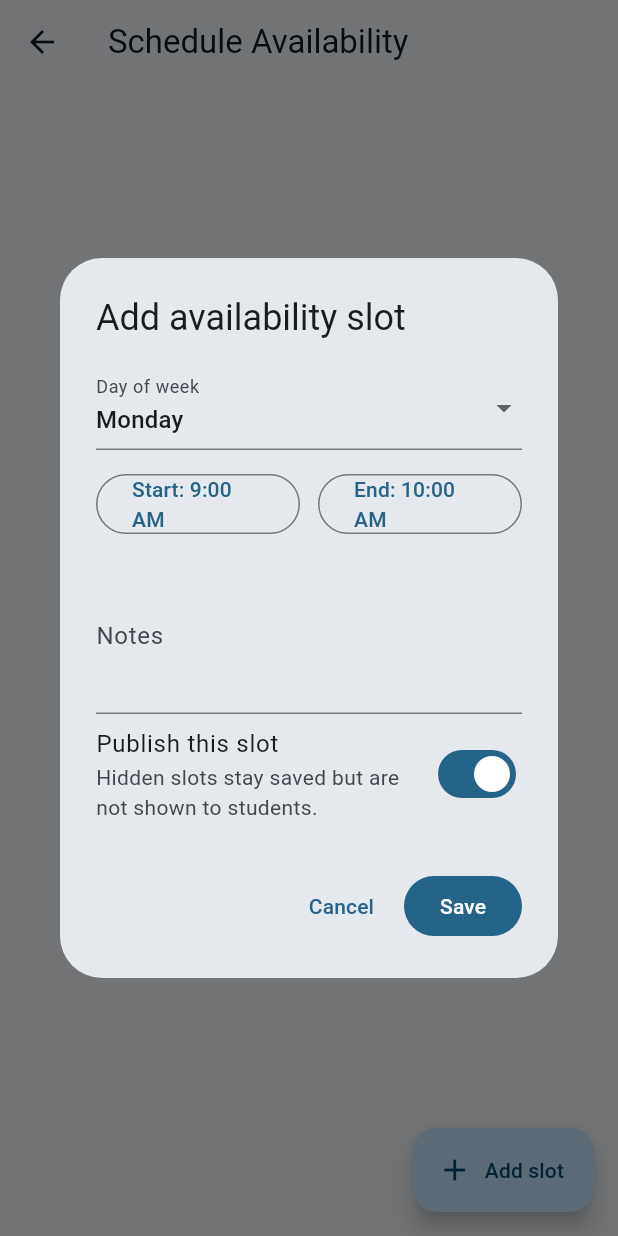
After one commit to chongzuwei/psm, a Flutter app: the ScheduleAvailabilityScreen screen opened directly, after a tap on "Add slot", on a phone screen of 412 x 824 dp. The commit adds this screen. Run offline on Flutter 3.47's test engine with Material 3 defaults, Android fonts, the phone set to English and light mode, and no system bars; our stand-ins replace cloud_firestore, firebase_auth, firebase_core, firebase_storage, image_picker; accounts and stored records are empty.

Commit message:
schedule avaiabilty

```diff
--- /dev/null
+++ b/lib/home/schedule_availability_screen.dart
@@ -0,0 +1,357 @@
+import 'package:cloud_firestore/cloud_firestore.dart';
+import 'package:flutter/material.dart';
+
+class ScheduleAvailabilityScreen extends StatelessWidget {
+  const ScheduleAvailabilityScreen({super.key});
+
+  @override
+  Widget build(BuildContext context) {
+    return Scaffold(
+      appBar: AppBar(
+        title: const Text('Schedule Availability'),
+      ),
+      floatingActionButton: FloatingActionButton.extended(
+        onPressed: () async {
+          await _openEditor(context);
+        },
+        icon: const Icon(Icons.add),
+        label: const Text('Add slot'),
+      ),
+      body: StreamBuilder<QuerySnapshot<Map<String, dynamic>>>(
+        stream: FirebaseFirestore.instance.collection('schedules').orderBy('sortKey').snapshots(),
+        builder: (context, snapshot) {
+          if (snapshot.connectionState == ConnectionState.waiting) {
+            return const Center(child: CircularProgressIndicator());
+          }
+
+          if (snapshot.hasError) {
+            return Center(
+              child: Padding(
+                padding: const EdgeInsets.all(24),
+                child: Text(
+                  'Unable to load schedule availability.',
+                  textAlign: TextAlign.center,
+                  style: Theme.of(context).textTheme.titleMedium,
+                ),
+              ),
+            );
+          }
+
+          final docs = snapshot.data?.docs ?? const [];
+          if (docs.isEmpty) {
+            return const Center(
+              child: Padding(
+                padding: EdgeInsets.all(24),
+                child: Text('No availability slots configured yet.'),
+              ),
+            );
+          }
+
+          return ListView.separated(
+            padding: const EdgeInsets.all(16),
+            itemCount: docs.length,
+            separatorBuilder: (context, index) => const SizedBox(height: 12),
+            itemBuilder: (context, index) {
+              final doc = docs[index];
+              final data = doc.data();
+              final active = data['active'] != false;
+              final dayLabel = _dayLabel(data['dayIndex'] as int?);
+              final startTimeLabel = (data['startTimeLabel'] as String?) ?? '--:--';
+              final endTimeLabel = (data['endTimeLabel'] as String?) ?? '--:--';
+              final notes = (data['notes'] as String?)?.trim();
+
+              return Card(
+                elevation: 0,
+                shape: RoundedRectangleBorder(
+                  borderRadius: BorderRadius.circular(18),
+                  side: BorderSide(color: active ? Colors.blue.shade100 : Colors.grey.shade300),
+                ),
+                child: Padding(
+                  padding: const EdgeInsets.all(16),
+                  child: Column(
+                    crossAxisAlignment: CrossAxisAlignment.start,
+                    children: [
+                      Row(
+                        children: [
+                          Expanded(
+                            child: Text(
+                              '$dayLabel · $startTimeLabel - $endTimeLabel',
+                              style: const TextStyle(fontWeight: FontWeight.w700, fontSize: 16),
+                            ),
+                          ),
+                          Chip(
+                            label: Text(active ? 'Active' : 'Hidden'),
+                            visualDensity: VisualDensity.compact,
+                          ),
+                        ],
+                      ),
+                      if (notes != null && notes.isNotEmpty) ...[
+                        const SizedBox(height: 8),
+                        Text(notes),
+                      ],
+                      const SizedBox(height: 12),
+                      Wrap(
+                        spacing: 8,
+                        runSpacing: 8,
+                        children: [
+                          OutlinedButton.icon(
+                            onPressed: () async {
+                              await _openEditor(context, docId: doc.id, initialData: data);
+                            },
+                            icon: const Icon(Icons.edit_outlined),
+                            label: const Text('Edit'),
+                          ),
+                          OutlinedButton.icon(
+                            onPressed: () async {
+                              await FirebaseFirestore.instance.collection('schedules').doc(doc.id).delete();
+                              if (context.mounted) {
+                                ScaffoldMessenger.of(context).showSnackBar(
+                                  const SnackBar(content: Text('Availability slot deleted.')),
+                                );
+                              }
+                            },
+                            icon: const Icon(Icons.delete_outline),
+                            label: const Text('Delete'),
+                          ),
+                        ],
+                      ),
+                    ],
+                  ),
+                ),
+              );
+            },
+          );
+        },
+      ),
+    );
+  }
+
+  static Future<void> _openEditor(
+    BuildContext context, {
+    String? docId,
+    Map<String, dynamic>? initialData,
+  }) async {
+    final result = await showDialog<_ScheduleSlotInput>(
+      context: context,
+      builder: (_) => ScheduleSlotEditorDialog(initialData: initialData),
+    );
+
+    if (result == null) {
+      return;
+    }
+
+    final payload = {
+      'dayIndex': result.dayIndex,
+      'dayLabel': _dayLabel(result.dayIndex),
+      'startMinutes': _minutesFromTimeOfDay(result.startTime),
+      'endMinutes': _minutesFromTimeOfDay(result.endTime),
+      'startTimeLabel': _formatTimeOfDay(result.startTime),
+      'endTimeLabel': _formatTimeOfDay(result.endTime),
+      'sortKey': result.dayIndex * 10000 + _minutesFromTimeOfDay(result.startTime),
+      'notes': result.notes.trim(),
+      'active': result.active,
+      'updatedAt': FieldValue.serverTimestamp(),
+      if (docId == null) 'createdAt': FieldValue.serverTimestamp(),
+    };
+
+    await FirebaseFirestore.instance.collection('schedules').doc(docId).set(payload, SetOptions(merge: true));
+
+    if (context.mounted) {
+      ScaffoldMessenger.of(context).showSnackBar(
+        SnackBar(content: Text(docId == null ? 'Availability slot added.' : 'Availability slot updated.')),
+      );
+    }
+  }
+
+  static String _dayLabel(int? index) {
+    switch (index) {
+      case 0:
+        return 'Monday';
+      case 1:
+        return 'Tuesday';
+      case 2:
+        return 'Wednesday';
+      case 3:
+        return 'Thursday';
+      case 4:
+        return 'Friday';
+      case 5:
+        return 'Saturday';
+      case 6:
+        return 'Sunday';
+      default:
+        return 'Day';
+    }
+  }
+
+  static int _minutesFromTimeOfDay(TimeOfDay time) => time.hour * 60 + time.minute;
+
+  static String _formatTimeOfDay(TimeOfDay time) {
+    final hour = time.hourOfPeriod == 0 ? 12 : time.hourOfPeriod;
+    final minute = time.minute.toString().padLeft(2, '0');
+    final period = time.period == DayPeriod.am ? 'AM' : 'PM';
+    return '$hour:$minute $period';
+  }
+}
+
+class ScheduleSlotEditorDialog extends StatefulWidget {
+  const ScheduleSlotEditorDialog({super.key, this.initialData});
+
+  final Map<String, dynamic>? initialData;
+
+  @override
+  State<ScheduleSlotEditorDialog> createState() => _ScheduleSlotEditorDialogState();
+}
+
+class _ScheduleSlotEditorDialogState extends State<ScheduleSlotEditorDialog> {
+  late int _dayIndex;
+  late TimeOfDay _startTime;
+  late TimeOfDay _endTime;
+  late bool _active;
+  final TextEditingController _notesController = TextEditingController();
+
+  @override
+  void initState() {
+    super.initState();
+    final initial = widget.initialData;
+    _dayIndex = initial?['dayIndex'] as int? ?? 0;
+    _startTime = _timeOfDayFromMinutes(initial?['startMinutes'] as int? ?? 540);
+    _endTime = _timeOfDayFromMinutes(initial?['endMinutes'] as int? ?? 600);
+    _active = initial?['active'] != false;
+    _notesController.text = (initial?['notes'] as String?) ?? '';
+  }
+
+  @override
+  void dispose() {
+    _notesController.dispose();
+    super.dispose();
+  }
+
+  @override
+  Widget build(BuildContext context) {
+    return AlertDialog(
+      title: Text(widget.initialData == null ? 'Add availability slot' : 'Edit availability slot'),
+      content: SingleChildScrollView(
+        child: SizedBox(
+          width: 420,
+          child: Column(
+            mainAxisSize: MainAxisSize.min,
+            children: [
+              DropdownButtonFormField<int>(
+                initialValue: _dayIndex,
+                decoration: const InputDecoration(labelText: 'Day of week'),
+                items: const [
+                  DropdownMenuItem(value: 0, child: Text('Monday')),
+                  DropdownMenuItem(value: 1, child: Text('Tuesday')),
+                  DropdownMenuItem(value: 2, child: Text('Wednesday')),
+                  DropdownMenuItem(value: 3, child: Text('Thursday')),
+                  DropdownMenuItem(value: 4, child: Text('Friday')),
+                  DropdownMenuItem(value: 5, child: Text('Saturday')),
+                  DropdownMenuItem(value: 6, child: Text('Sunday')),
+                ],
+                onChanged: (value) {
+                  if (value == null) {
+                    return;
+                  }
+                  setState(() => _dayIndex = value);
+                },
+              ),
+              const SizedBox(height: 12),
+              Row(
+                children: [
+                  Expanded(
+                    child: OutlinedButton(
+                      onPressed: () async {
+                        final selected = await showTimePicker(context: context, initialTime: _startTime);
+                        if (selected != null) {
+                          setState(() => _startTime = selected);
+                        }
+                      },
+                      child: Text('Start: ${ScheduleAvailabilityScreen._formatTimeOfDay(_startTime)}'),
+                    ),
+                  ),
+                  const SizedBox(width: 12),
+                  Expanded(
+                    child: OutlinedButton(
+                      onPressed: () async {
+                        final selected = await showTimePicker(context: context, initialTime: _endTime);
+                        if (selected != null) {
+                          setState(() => _endTime = selected);
+                        }
+                      },
+                      child: Text('End: ${ScheduleAvailabilityScreen._formatTimeOfDay(_endTime)}'),
+                    ),
+                  ),
+                ],
+              ),
+              const SizedBox(height: 12),
+              TextField(
+                controller: _notesController,
+                maxLines: 3,
+                decoration: const InputDecoration(
+                  labelText: 'Notes',
+                  hintText: 'Example: Main tutoring room, online consultation, exam prep',
+                ),
+              ),
+              SwitchListTile(
+                contentPadding: EdgeInsets.zero,
+                value: _active,
+                onChanged: (value) => setState(() => _active = value),
+                title: const Text('Publish this slot'),
+                subtitle: const Text('Hidden slots stay saved but are not shown to students.'),
+              ),
+            ],
+          ),
+        ),
+      ),
+      actions: [
+        TextButton(
+          onPressed: () => Navigator.of(context).pop(),
+          child: const Text('Cancel'),
+        ),
+        FilledButton(
+          onPressed: () {
+            if (_endTime.hour * 60 + _endTime.minute <= _startTime.hour * 60 + _startTime.minute) {
+              ScaffoldMessenger.of(context).showSnackBar(
+                const SnackBar(content: Text('End time must be after start time.')),
+              );
+              return;
+            }
+
+            Navigator.of(context).pop(
+              _ScheduleSlotInput(
+                dayIndex: _dayIndex,
+                startTime: _startTime,
+                endTime: _endTime,
+                notes: _notesController.text,
+                active: _active,
+              ),
+            );
+          },
+          child: const Text('Save'),
+        ),
+      ],
+    );
+  }
+
+  TimeOfDay _timeOfDayFromMinutes(int minutes) {
+    final normalizedMinutes = minutes.clamp(0, 23 * 60 + 59);
+    return TimeOfDay(hour: normalizedMinutes ~/ 60, minute: normalizedMinutes % 60);
+  }
+}
+
+class _ScheduleSlotInput {
+  const _ScheduleSlotInput({
+    required this.dayIndex,
+    required this.startTime,
+    required this.endTime,
+    required this.notes,
+    required this.active,
+  });
+
+  final int dayIndex;
+  final TimeOfDay startTime;
+  final TimeOfDay endTime;
+  final String notes;
+  final bool active;
+}
```
Also changed, not shown: lib/home/role_home_screen.dart (+164 -0 lines).
